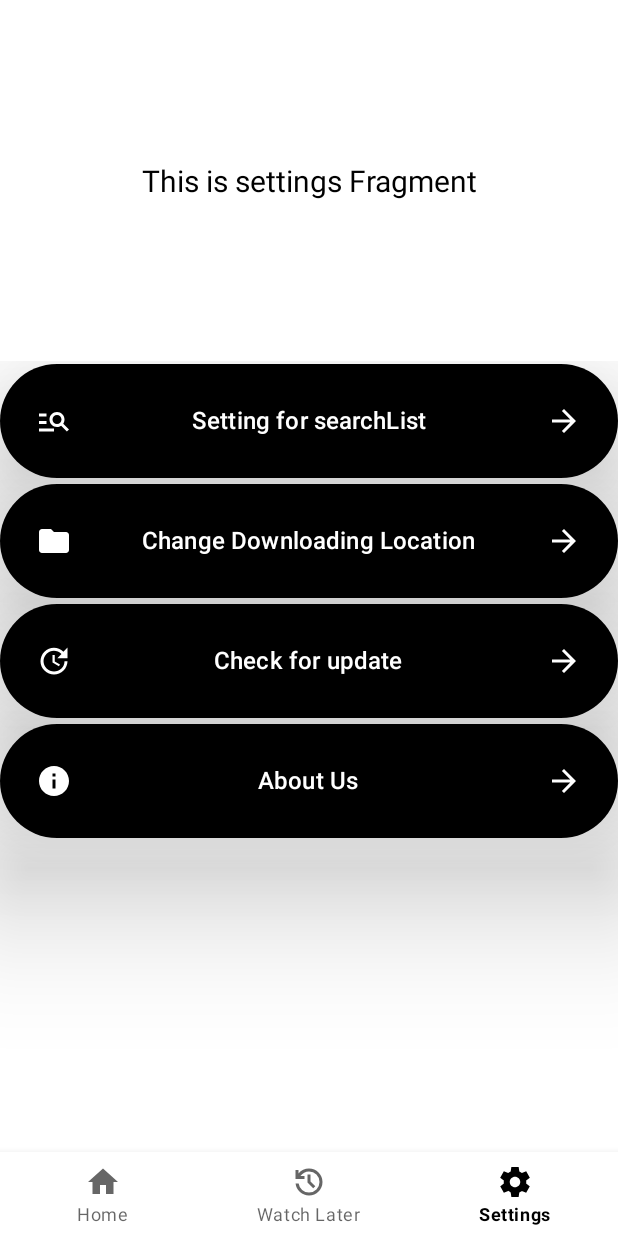
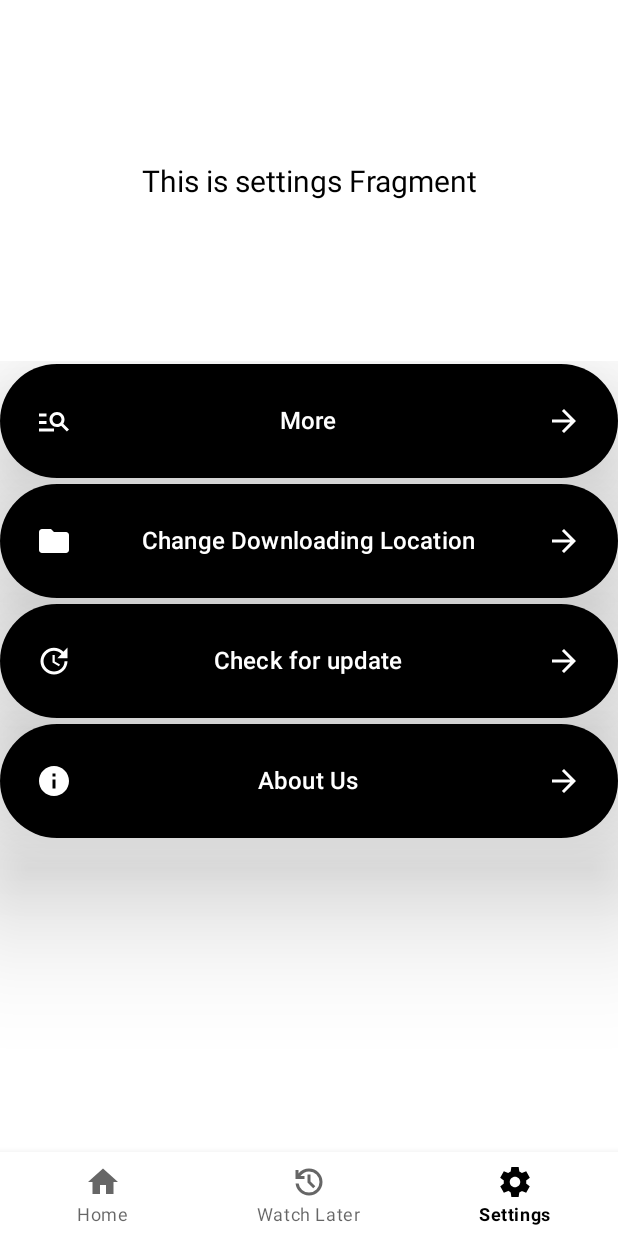
Before and after one commit to Gomida05/DasMediaHub, an Android app built with Jetpack Compose: the SettingsFragment screen opened through its navigation route, on a phone screen of 412 x 824 dp. Run offline under Robolectric (Android 15) with nearby library versions, the phone set to English and light mode, and no system bars; our stand-ins replace AdMob, navigation-ui.

Commit message:
new Updates

```diff
--- a/app/src/main/java/com/das/forui/ui/settings/SettingsFragment.kt
+++ b/app/src/main/java/com/das/forui/ui/settings/SettingsFragment.kt
@@ -82,7 +82,7 @@ class SettingsFragment : Fragment() {
     val settingsResults = remember { mutableStateOf<List<SettingsDataClass>>(emptyList()) }
 
     val item = listOf(
-      "Setting for searchList",
+      "More",
       "Change Downloading Location",
       "Check for update",
       "About Us"
```
